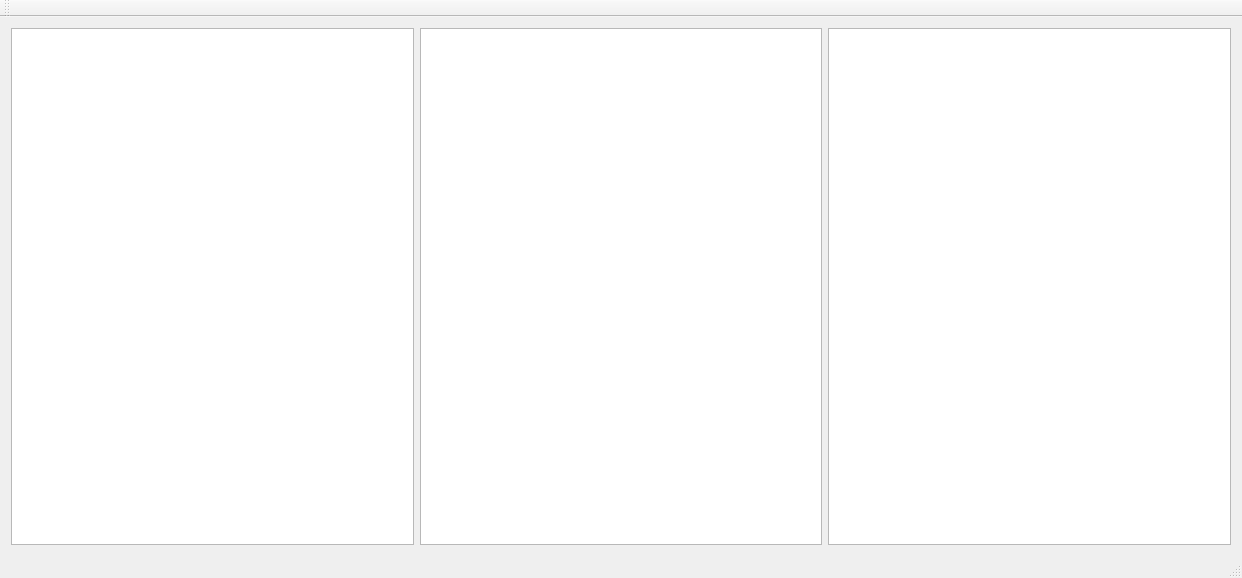
Above: mainwindow.ui from MATF-RS19/RS018-miniknime before the change. Below: the same form after it.
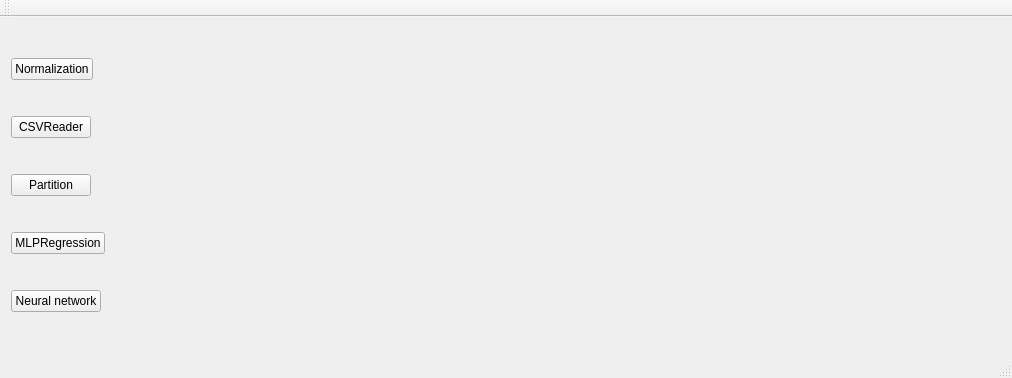
That is the form after the change.

```diff
--- a/mainwindow.ui
+++ b/mainwindow.ui
@@ -6,8 +6,8 @@
    <rect>
     <x>0</x>
     <y>0</y>
-    <width>1242</width>
-    <height>578</height>
+    <width>1012</width>
+    <height>378</height>
    </rect>
   </property>
   <property name="windowTitle">
@@ -16,17 +16,69 @@
   <widget class="QWidget" name="centralWidget">
    <layout class="QVBoxLayout" name="verticalLayout">
     <item>
-     <layout class="QHBoxLayout" name="horizontalLayout">
-      <item>
-       <widget class="QListWidget" name="listWidget"/>
-      </item>
-      <item>
-       <widget class="QTextEdit" name="textEdit_2"/>
-      </item>
-      <item>
-       <widget class="QTextEdit" name="textEdit"/>
-      </item>
-     </layout>
+     <widget class="QPushButton" name="pushButton_3">
+      <property name="sizePolicy">
+       <sizepolicy hsizetype="Fixed" vsizetype="Fixed">
+        <horstretch>0</horstretch>
+        <verstretch>0</verstretch>
+       </sizepolicy>
+      </property>
+      <property name="text">
+       <string>Normalization</string>
+      </property>
+     </widget>
+    </item>
+    <item>
+     <widget class="QPushButton" name="pushButton_2">
+      <property name="sizePolicy">
+       <sizepolicy hsizetype="Fixed" vsizetype="Fixed">
+        <horstretch>0</horstretch>
+        <verstretch>0</verstretch>
+       </sizepolicy>
+      </property>
+      <property name="text">
+       <string>CSVReader</string>
+      </property>
+     </widget>
+    </item>
+    <item>
+     <widget class="QPushButton" name="pushButton_4">
+      <property name="sizePolicy">
+       <sizepolicy hsizetype="Fixed" vsizetype="Fixed">
+        <horstretch>0</horstretch>
+        <verstretch>0</verstretch>
+       </sizepolicy>
+      </property>
+      <property name="text">
+       <string>Partition</string>
+      </property>
+     </widget>
+    </item>
+    <item>
+     <widget class="QPushButton" name="pushButton_5">
+      <property name="sizePolicy">
+       <sizepolicy hsizetype="Fixed" vsizetype="Fixed">
+        <horstretch>0</horstretch>
+        <verstretch>0</verstretch>
+       </sizepolicy>
+      </property>
+      <property name="text">
+       <string>MLPRegression</string>
+      </property>
+     </widget>
+    </item>
+    <item>
+     <widget class="QPushButton" name="pushButton">
+      <property name="sizePolicy">
+       <sizepolicy hsizetype="Fixed" vsizetype="Fixed">
+        <horstretch>0</horstretch>
+        <verstretch>0</verstretch>
+       </sizepolicy>
+      </property>
+      <property name="text">
+       <string>Neural network</string>
+      </property>
+     </widget>
     </item>
    </layout>
   </widget>
```
Left out of the diff: 2 changed lines with no effect on the pictures.
